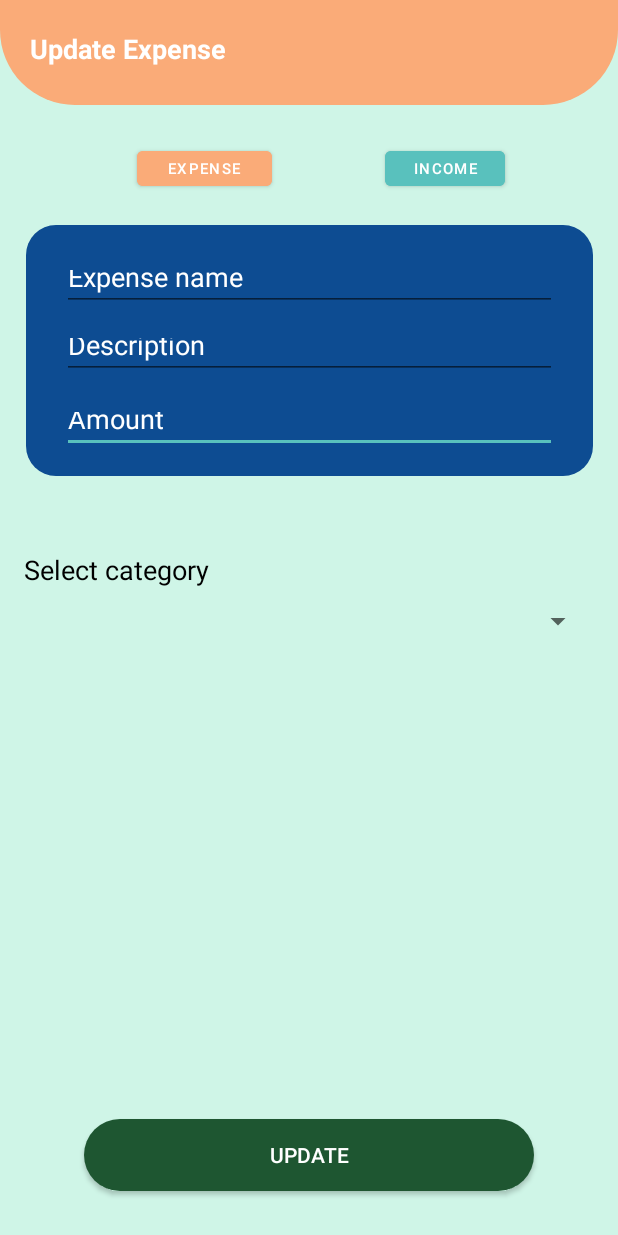
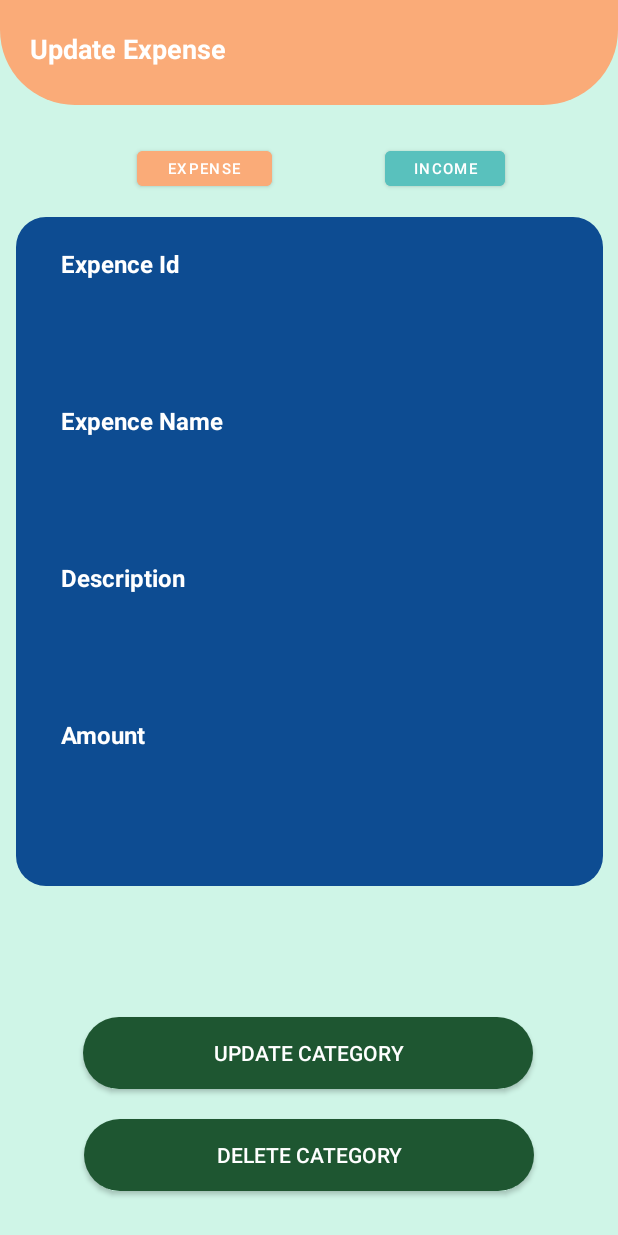
Before and after one commit to it21303302b/MADD_project_SmartSpend, an Android app: the UpdateExpence screen opened directly, with no data from a screen before it, on a phone screen of 412 x 824 dp. Run offline under Robolectric (Android 15) with nearby library versions, the phone set to English and light mode, and no system bars.

Commit message:
Bimsara -  update page

```diff
--- a/app/src/main/java/com/example/smartspend/UpdateExpence.kt
+++ b/app/src/main/java/com/example/smartspend/UpdateExpence.kt
@@ -2,10 +2,42 @@ package com.example.smartspend
 
 import androidx.appcompat.app.AppCompatActivity
 import android.os.Bundle
+import android.widget.Button
+import android.widget.TextView
 
 class UpdateExpence : AppCompatActivity() {
+
+    private lateinit var tvShowCurrentExpence: TextView
+    private lateinit var tvCurrentDescriptionExp: TextView
+    private lateinit var tvExpIdshow: TextView
+    private lateinit var tvExpAmounVal: TextView
+    private lateinit var btnUpdate : Button
+    private lateinit var btnDeleteCategory : Button
     override fun onCreate(savedInstanceState: Bundle?) {
         super.onCreate(savedInstanceState)
         setContentView(R.layout.activity_update_expence)
+
+        initView()
+        setValuesToViews()
     }
+
+    private fun initView() {
+        tvExpIdshow = findViewById(R.id.tvExpIdshow)
+        tvShowCurrentExpence = findViewById(R.id.tvShowCurrentExpence)
+        tvCurrentDescriptionExp = findViewById(R.id.tvCurrentDescriptionExp)
+        tvExpAmounVal = findViewById(R.id.tvExpAmounVal)
+
+        btnUpdate = findViewById(R.id.btnUpdate)
+        btnDeleteCategory = findViewById(R.id.btnDeleteCategory)
+    }
+
+
+    private fun setValuesToViews() {
+        tvExpIdshow.text = intent.getStringExtra("expenceId")
+        tvShowCurrentExpence.text = intent.getStringExtra("expenceName")
+        tvCurrentDescriptionExp.text = intent.getStringExtra("expenceDescription")
+        tvExpAmounVal.text = intent.getStringExtra("expenceAmount")
+    }
+
+
 }
--- a/app/src/main/java/com/example/smartspend/ui/home/HomeFragment.kt
+++ b/app/src/main/java/com/example/smartspend/ui/home/HomeFragment.kt
@@ -10,10 +10,8 @@ import androidx.fragment.app.Fragment
 import androidx.lifecycle.ViewModelProvider
 import androidx.recyclerview.widget.LinearLayoutManager
 import androidx.recyclerview.widget.RecyclerView
-import com.example.smartspend.CategoryModel
-import com.example.smartspend.ExpenceModel
+import com.example.smartspend.*
 import com.example.smartspend.R
-import com.example.smartspend.UpdateCategory
 import com.example.smartspend.adapters.CategoryAdapter
 import com.example.smartspend.databinding.FragmentHomeBinding
 import com.google.firebase.database.*
@@ -76,7 +74,7 @@ class HomeFragment : Fragment() {
 
                     mAdapter.setOnItemClickListner(object : ExpenceAdapter.OnItemClickListner{
                         override fun onItemClick(position: Int) {
-                            val intent = Intent(requireActivity(), UpdateCategory::class.java)
+                            val intent = Intent(requireActivity(), UpdateExpence::class.java)
 
 
                             //put extra
--- a/app/src/main/res/layout/activity_update_category.xml
+++ b/app/src/main/res/layout/activity_update_category.xml
@@ -5,7 +5,7 @@
     android:layout_width="match_parent"
     android:layout_height="match_parent"
     android:background="@color/subtle_mint"
-    tools:context=".UpdateCategory">
+    tools:context=".UpdateExpence">
 
 
     <com.google.android.material.appbar.MaterialToolbar
@@ -32,13 +32,12 @@
         app:layout_constraintStart_toStartOf="parent"
         app:layout_constraintTop_toTopOf="parent" />
 
-
     <com.google.android.material.appbar.MaterialToolbar
         android:id="@+id/materialToolbar"
         android:layout_width="381dp"
         android:layout_height="350dp"
         android:layout_marginStart="16dp"
-        android:layout_marginTop="50dp"
+        android:layout_marginTop="100dp"
         android:layout_marginEnd="16dp"
         android:background="@drawable/round_co"
         android:minHeight="?attr/actionBarSize"
@@ -173,4 +172,5 @@
         app:layout_constraintStart_toStartOf="parent" />
 
 
+
 </androidx.constraintlayout.widget.ConstraintLayout>
--- a/app/src/main/res/layout/activity_update_expence.xml
+++ b/app/src/main/res/layout/activity_update_expence.xml
@@ -59,10 +59,10 @@
 
     <com.google.android.material.appbar.MaterialToolbar
         android:id="@+id/materialToolbar"
-        android:layout_width="378dp"
-        android:layout_height="167dp"
+        android:layout_width="391dp"
+        android:layout_height="446dp"
         android:layout_marginStart="16dp"
-        android:layout_marginTop="20dp"
+        android:layout_marginTop="100dp"
         android:layout_marginEnd="16dp"
         android:background="@drawable/round_co"
         android:minHeight="?attr/actionBarSize"
@@ -70,84 +70,160 @@
         app:layout_constraintEnd_toEndOf="parent"
         app:layout_constraintHorizontal_bias="0.5"
         app:layout_constraintStart_toStartOf="parent"
-        app:layout_constraintTop_toBottomOf="@+id/btn_signUpWithGoogle"
-        />
+        app:layout_constraintTop_toBottomOf="@+id/textView11" />
 
-    <EditText
-        android:id="@+id/editTextTextPersonName3"
-        android:layout_width="330dp"
-        android:layout_height="37dp"
-        android:layout_marginTop="12dp"
-        android:ems="10"
-        android:inputType="textPersonName"
-        android:text="@string/edt_amount"
-        app:layout_constraintEnd_toEndOf="@+id/materialToolbar"
-        app:layout_constraintStart_toStartOf="@+id/materialToolbar"
-        app:layout_constraintTop_toBottomOf="@+id/edtUpdateDescription"
-        android:textColor="@color/white"/>
-
-    <EditText
-        android:id="@+id/edtupdateCategory"
+    <TextView
+        android:id="@+id/tvCatId"
         android:layout_width="330dp"
         android:layout_height="37dp"
         android:layout_marginTop="20dp"
         android:ems="10"
         android:inputType="textPersonName"
-        android:text="@string/edt_expname"
+        android:text="@string/expID"
+        android:textColor="@color/white"
+        android:textSize="16sp"
+        android:textStyle="bold"
         app:layout_constraintEnd_toEndOf="@+id/materialToolbar"
+        app:layout_constraintHorizontal_bias="0.49"
         app:layout_constraintStart_toStartOf="@+id/materialToolbar"
-        app:layout_constraintTop_toTopOf="@+id/materialToolbar"
-        android:textColor="@color/white"/>
+        app:layout_constraintTop_toTopOf="@+id/materialToolbar" />
 
-    <EditText
-        android:id="@+id/edtUpdateDescription"
+        <TextView
+            android:id="@+id/tvExpIdshow"
             android:layout_width="330dp"
             android:layout_height="37dp"
-        android:layout_marginTop="8dp"
+            android:layout_marginStart="40dp"
+            android:layout_marginTop="10dp"
             android:ems="10"
             android:inputType="textPersonName"
-        android:text="@string/edt_description"
+            android:text="@string/catIDdata"
+            android:textColor="@color/white"
             app:layout_constraintEnd_toEndOf="@+id/materialToolbar"
+            app:layout_constraintHorizontal_bias="0.49"
             app:layout_constraintStart_toStartOf="@+id/materialToolbar"
-        app:layout_constraintTop_toBottomOf="@+id/edtupdateCategory"
-        android:textColor="@color/white"/>
+            app:layout_constraintTop_toBottomOf="@+id/tvCatId" />
 
     <TextView
-        android:id="@+id/textView13"
-        android:layout_width="wrap_content"
+        android:id="@+id/tvCategory"
+        android:layout_width="330dp"
+        android:layout_height="37dp"
+        android:layout_marginTop="20dp"
+        android:ems="10"
+        android:inputType="textPersonName"
+        android:text="@string/expName1"
+        android:textColor="@color/white"
+        android:textSize="16sp"
+        android:textStyle="bold"
+        app:layout_constraintEnd_toEndOf="@+id/materialToolbar"
+        app:layout_constraintHorizontal_bias="0.49"
+        app:layout_constraintStart_toStartOf="@+id/materialToolbar"
+        app:layout_constraintTop_toBottomOf="@+id/tvExpIdshow" />
+
+    <TextView
+        android:id="@+id/tvShowCurrentExpence"
+        android:layout_width="330dp"
+        android:layout_height="37dp"
+        android:layout_marginStart="40dp"
+        android:layout_marginTop="10dp"
+        android:ems="10"
+        android:inputType="textPersonName"
+        android:text="@string/expNameex"
+        android:textColor="@color/white"
+        app:layout_constraintEnd_toEndOf="@+id/materialToolbar"
+        app:layout_constraintHorizontal_bias="0.49"
+        app:layout_constraintStart_toStartOf="@+id/materialToolbar"
+        app:layout_constraintTop_toBottomOf="@+id/tvCategory" />
+
+        <TextView
+            android:id="@+id/tvDescription"
+            android:layout_width="330dp"
+            android:layout_height="37dp"
+            android:layout_marginTop="20dp"
+            android:ems="10"
+            android:inputType="textPersonName"
+            android:text="@string/edt_catdescription"
+            android:textColor="@color/white"
+            android:textStyle="bold"
+            android:textSize="16sp"
+            app:layout_constraintEnd_toEndOf="@+id/materialToolbar"
+            app:layout_constraintHorizontal_bias="0.49"
+            app:layout_constraintStart_toStartOf="@+id/materialToolbar"
+            app:layout_constraintTop_toBottomOf="@+id/tvShowCurrentExpence" />
+
+        <TextView
+            android:id="@+id/tvCurrentDescriptionExp"
+            android:layout_width="330dp"
+            android:layout_height="37dp"
+            android:layout_marginStart="20dp"
+            android:layout_marginTop="10dp"
+            android:ems="10"
+            android:inputType="textPersonName"
+            android:text="@string/tvcurentDescription"
+            android:textColor="@color/white"
+            app:layout_constraintEnd_toEndOf="@+id/materialToolbar"
+            app:layout_constraintHorizontal_bias="0.803"
+            app:layout_constraintStart_toStartOf="@+id/materialToolbar"
+            app:layout_constraintTop_toBottomOf="@+id/tvDescription" />
+
+        <TextView
+            android:id="@+id/tvExpAmount"
+            android:layout_width="330dp"
+            android:layout_height="37dp"
+            android:layout_marginTop="20dp"
+            android:ems="10"
+            android:inputType="textPersonName"
+            android:text="@string/expAmount"
+            android:textColor="@color/white"
+            android:textSize="16sp"
+            android:textStyle="bold"
+            app:layout_constraintEnd_toEndOf="@+id/materialToolbar"
+            app:layout_constraintHorizontal_bias="0.491"
+            app:layout_constraintStart_toStartOf="@+id/materialToolbar"
+            app:layout_constraintTop_toBottomOf="@+id/tvCurrentDescriptionExp" />
+
+        <TextView
+            android:id="@+id/tvExpAmounVal"
+            android:layout_width="330dp"
+            android:layout_height="37dp"
+            android:layout_marginStart="20dp"
+            android:layout_marginTop="10dp"
+            android:ems="10"
+            android:inputType="textPersonName"
+            android:text="@string/expAmountVal"
+            android:textColor="@color/white"
+            app:layout_constraintEnd_toEndOf="@+id/materialToolbar"
+            app:layout_constraintHorizontal_bias="0.804"
+            app:layout_constraintStart_toStartOf="@+id/materialToolbar"
+            app:layout_constraintTop_toBottomOf="@+id/tvExpAmount" />
+
+        <androidx.appcompat.widget.AppCompatButton
+            android:id="@+id/btnUpdate"
+            android:layout_width="300dp"
             android:layout_height="wrap_content"
             android:layout_marginStart="16dp"
-        android:layout_marginTop="50dp"
-        android:text="@string/TV_cat"
-        android:textColor="@color/black"
-        android:textSize="@dimen/button_H2textsize"
-        app:layout_constraintStart_toStartOf="parent"
-        app:layout_constraintTop_toBottomOf="@+id/materialToolbar" />
-
-    <Spinner
-        android:id="@+id/spinner"
-        android:layout_width="380dp"
-        android:layout_height="wrap_content"
-        android:layout_marginStart="16dp"
-        android:layout_marginTop="10dp"
             android:layout_marginEnd="16dp"
+            android:layout_marginBottom="20dp"
+            android:background="@drawable/round_btn"
+            android:text="@string/btn_updatecat"
+            android:textColor="@color/white"
+            app:layout_constraintBottom_toTopOf="@+id/btnDeleteCategory"
             app:layout_constraintEnd_toEndOf="parent"
-        app:layout_constraintStart_toStartOf="parent"
-        app:layout_constraintTop_toBottomOf="@+id/textView13" />
+            app:layout_constraintHorizontal_bias="0.493"
+            app:layout_constraintStart_toStartOf="parent" />
 
         <androidx.appcompat.widget.AppCompatButton
-        android:id="@+id/updatebtn"
+            android:id="@+id/btnDeleteCategory"
             android:layout_width="300dp"
             android:layout_height="wrap_content"
             android:layout_marginStart="16dp"
             android:layout_marginEnd="16dp"
             android:layout_marginBottom="30dp"
-        android:text="@string/btn_updateexp"
+            android:background="@drawable/round_btn"
+            android:text="@string/btn_deleteCat"
+            android:textColor="@color/white"
             app:layout_constraintBottom_toBottomOf="parent"
             app:layout_constraintEnd_toEndOf="parent"
-        app:layout_constraintStart_toStartOf="parent"
-        android:background="@drawable/round_btn"
-        android:textColor="@color/white"/>
+            app:layout_constraintStart_toStartOf="parent" />
 
 
 </androidx.constraintlayout.widget.ConstraintLayout>
--- a/app/src/main/res/values/strings.xml
+++ b/app/src/main/res/values/strings.xml
@@ -118,6 +118,12 @@
     <string name="tvcurentDescription">Example description</string>
     <string name="deleteCategorybtn">Delete category</string>
     <string name="btn_deleteCat">delete category</string>
+    <string name="expName">Expence Name</string>
+    <string name="expAmount">Amount</string>
+    <string name="expAmountVal">Example amount</string>
+    <string name="expID">Expence Id</string>
+    <string name="expName1">Expence Name</string>
+    <string name="expNameex">Example name</string>
 
 
 </resources>
```
Lines whose indentation alone changed are shown as unchanged.
